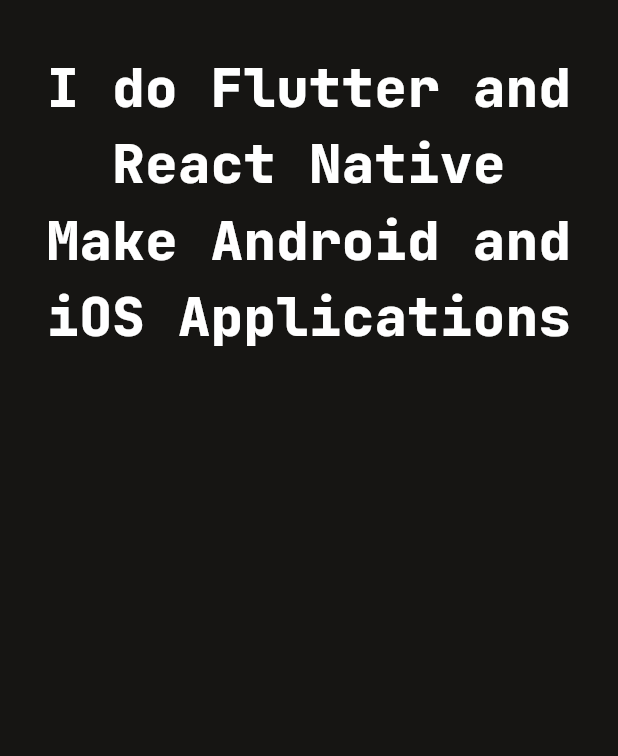
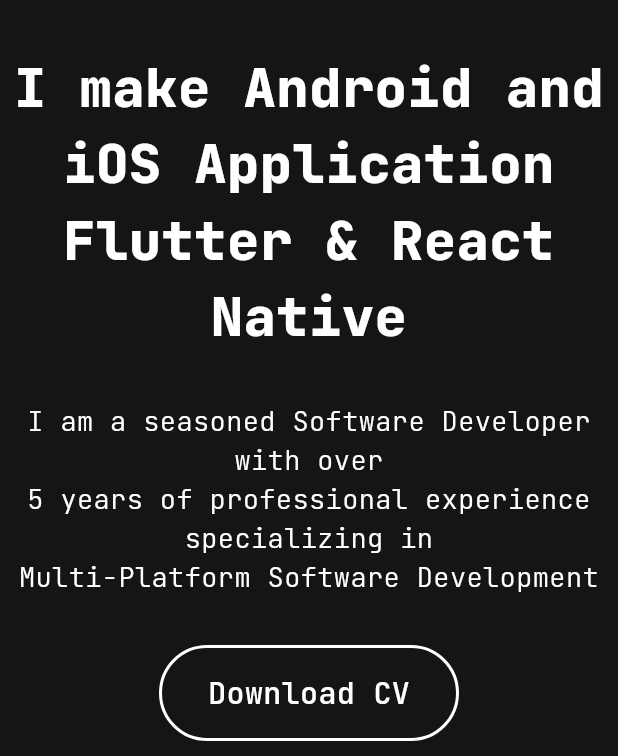
Before and after one commit to dwikiramdani/my_portfolio_site, a Flutter app: the screen it shows after launch, on a phone screen of 412 x 824 dp, the part 480-1236 px from its top. Run offline on Flutter 3.47's test engine with Material 3 defaults, Android fonts, the phone set to English and light mode, and no system bars; our stand-ins replace flutter_svg, google_fonts.

Commit message:
add new content assets

```diff
--- a/lib/main.dart
+++ b/lib/main.dart
@@ -1,7 +1,6 @@
 import 'package:flutter/material.dart';
 import 'package:flutter_portfolio/theme.dart';
 import 'package:flutter_portfolio/view/home_view.dart';
-import 'package:google_fonts/google_fonts.dart';
 
 void main() {
   runApp(const MyApp());
--- a/lib/view/home_view.dart
+++ b/lib/view/home_view.dart
@@ -1,4 +1,5 @@
 import 'package:flutter/material.dart';
+import 'package:flutter_svg/svg.dart';
 
 class HomeView extends StatefulWidget {
   const HomeView({super.key, required this.title});
@@ -45,6 +46,57 @@
     );
   }
 
+  List<Widget> buildIntro() {
+    return [
+      Container(
+        width: 160,
+        height: 160,
+        alignment: Alignment.center,
+        decoration: BoxDecoration(
+          borderRadius: BorderRadius.circular(100),
+          image: DecorationImage(
+            image: AssetImage("assets/my_logo_kiram.png"),
+          ),
+        ),
+      ),
+      const SizedBox(height: 32),
+      Text(
+        'I make Android and iOS Application\nFlutter & React Native ',
+        textAlign: TextAlign.center,
+        style: TextStyle(fontSize: 36, fontWeight: FontWeight.w800),
+      ),
+      const SizedBox(height: 32),
+      Text(
+        'I am a seasoned Software Developer with over\n5 years of professional experience specializing in\nMulti-Platform Software Development',
+        textAlign: TextAlign.center,
+        style: TextStyle(fontSize: 18, fontWeight: FontWeight.w300),
+      ),
+    ];
+  }
+
+  Widget buildTechStacks() {
+    List<Widget> widgets = [];
+    techIcons.forEach((element) {
+      widgets.add(
+        Container(
+          width: 60,
+          height: 60,
+          padding: const EdgeInsets.all(12),
+          margin: const EdgeInsets.all(16),
+          decoration: BoxDecoration(
+            border: Border.all(width: 2, color: Color(0xFF8491A0),),
+            borderRadius: BorderRadius.circular(12)
+          ),
+          child: SvgPicture.asset(element, color: Color(0xFF8491A0),),
+        )
+      );
+    });
+    return Row(
+      mainAxisAlignment: MainAxisAlignment.center,
+      children: widgets,
+    );
+  }
+
   @override
   Widget build(BuildContext context) {
     return Scaffold(
@@ -56,27 +108,49 @@
           children: <Widget>[
             buildNavigationMenu(),
             const SizedBox(height: 80),
-            Container(
-              width: 160,
-              height: 160,
-              alignment: Alignment.center,
-              decoration: BoxDecoration(
-                borderRadius: BorderRadius.circular(100),
-                image: DecorationImage(
-                  image: AssetImage("assets/my_logo_kiram.png"),
+            ...buildIntro(),
+            const SizedBox(height: 32),
+            InkWell(
+              child: Container(
+                width: 200,
+                height: 64,
+                alignment: Alignment.center,
+                decoration: BoxDecoration(
+                  border: Border.all(width: 2, color: Colors.white),
+                  borderRadius: BorderRadius.circular(32)
+                ),
+                child: Text(
+                  "Download CV",
+                  style: TextStyle(
+                    fontSize: 20,
+                    fontWeight: FontWeight.w500
+                  ),
                 ),
               ),
             ),
             const SizedBox(height: 32),
-            Text(
-              'I do Flutter and React Native \nMake Android and iOS Applications',
-              textAlign: TextAlign.center,
-              style: TextStyle(fontSize: 36, fontWeight: FontWeight.w800),
-
-            ),
+            buildTechStacks(),
           ],
         ),
       ),
     );
   }
 }
+
+List<String> techIcons = [
+  "assets/tech/android.svg",
+  "assets/tech/ios.svg",
+  "assets/tech/flutter.svg",
+  "assets/tech/react.svg",
+  "assets/tech/javascript.svg",
+  "assets/tech/dart.svg",
+];
+
+List<Map<String, dynamic>> experiences = [
+  {
+    "logo": "",
+    "company": "",
+    "period": "",
+    "description": "",
+  }
+];
--- a/pubspec.yaml
+++ b/pubspec.yaml
@@ -35,6 +35,7 @@
   # Use with the CupertinoIcons class for iOS style icons.
   cupertino_icons: ^1.0.8
   google_fonts: ^6.2.1
+  flutter_svg: ^2.0.17
 
 dev_dependencies:
   flutter_test:
@@ -61,6 +62,8 @@
   # To add assets to your application, add an assets section, like this:
   assets:
      - assets/
+     - assets/tech/
+     - assets/company/
   #   - images/a_dot_ham.jpeg
 
   # An image asset can refer to one or more resolution-specific "variants", see
```
Also changed, not shown: assets/company/goers_logo.jpeg (added), assets/company/gramedia_logo.jpeg (added), assets/company/icubic_logo.jpeg (added), assets/company/zipkos_logo.jpeg (added), assets/tech/android.svg (added), assets/tech/dart.svg (added), assets/tech/flutter.svg (added), assets/tech/ios.svg (added), assets/tech/javascript.svg (added), assets/tech/react.svg (added), pubspec.lock.
